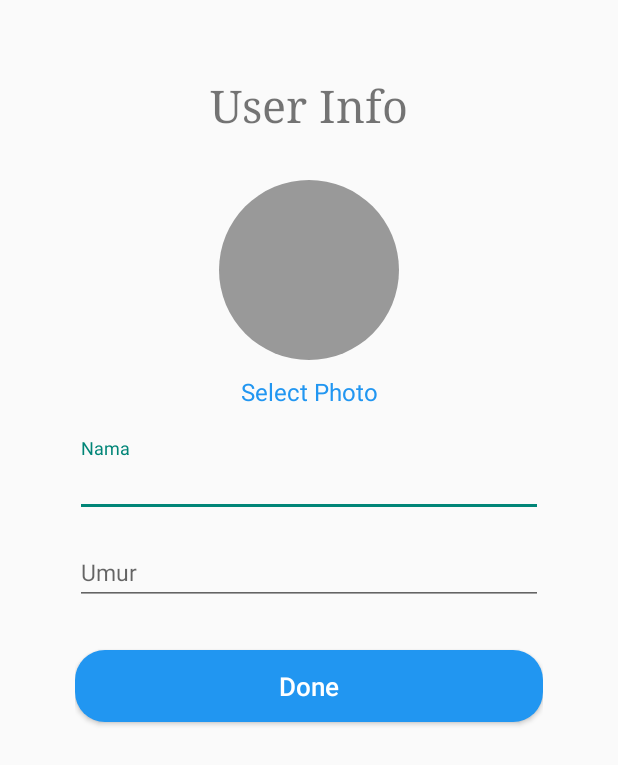
After one commit to Whyu9-9/RemindMe, an Android app: the UserInfoActivity screen opened directly, with no data from a screen before it, on a phone screen of 412 x 824 dp. The commit adds this screen. Shown: the top 765 px of the screen. Run offline under Robolectric (Android 15) with nearby library versions, the phone set to English and light mode, and no system bars; our stand-ins replace CircleImageView, Volley; pictures from the network do not load.

Commit message:
Add User Info Update (minus SQLite)

```diff
--- a/app/build.gradle
+++ b/app/build.gradle
@@ -37,5 +37,6 @@ dependencies {
     androidTestImplementation 'androidx.test.ext:junit:1.1.1'
     androidTestImplementation 'androidx.test.espresso:espresso-core:3.2.0'
     implementation 'com.google.android.material:material:1.1.0'
+    implementation 'de.hdodenhof:circleimageview:3.1.0'
     implementation 'com.android.volley:volley:1.1.1'
 }
--- a/app/src/main/java/com/example/praktikumprogmob/Adapters/ViewPagerAdapter.java
+++ b/app/src/main/java/com/example/praktikumprogmob/Adapters/ViewPagerAdapter.java
@@ -35,9 +35,9 @@ public class ViewPagerAdapter extends PagerAdapter {
     };
 
     private String descs[]={
-            "Sebuah aplikasi pengingatmu untuk meminum obat",
-            "Berbasis aplikasi mobile sehingga mudah digunakan",
-            "Menyimpan data pengobatan yang kamu jalani dang mengingatkanmu",
+            "Sebuah aplikasi pengingat yang bertujuan untuk mengingatkanmu meminum obat",
+            "Berbasis aplikasi mobile android sehingga sangat mudah digunakan dan praktis",
+            "Menyimpan data pengobatan yang kamu jalani dan mengingatkanmu untuk meminum obat",
     };
 
     @Override
--- a/app/src/main/java/com/example/praktikumprogmob/Constant.java
+++ b/app/src/main/java/com/example/praktikumprogmob/Constant.java
@@ -5,4 +5,5 @@ public class Constant {
     public static final String HOME=URL+"api";
     public static final String LOGIN=HOME+"/login";
     public static final String REGISTER=HOME+"/register";
+    public static final String SAVE_USER_INFO=HOME+"/save_user_info";
 }
--- /dev/null
+++ b/app/src/main/java/com/example/praktikumprogmob/UserInfoActivity.java
@@ -0,0 +1,165 @@
+package com.example.praktikumprogmob;
+
+import androidx.annotation.Nullable;
+import androidx.appcompat.app.AppCompatActivity;
+
+import android.app.ProgressDialog;
+import android.content.Context;
+import android.content.Intent;
+import android.content.SharedPreferences;
+import android.graphics.Bitmap;
+import android.net.Uri;
+import android.os.Bundle;
+import android.provider.MediaStore;
+import android.util.Base64;
+import android.widget.Button;
+import android.widget.TextView;
+
+import com.android.volley.AuthFailureError;
+import com.android.volley.Request;
+import com.android.volley.RequestQueue;
+import com.android.volley.toolbox.StringRequest;
+import com.android.volley.toolbox.Volley;
+import com.google.android.material.textfield.TextInputEditText;
+import com.google.android.material.textfield.TextInputLayout;
+
+import org.json.JSONException;
+import org.json.JSONObject;
+
+import java.io.ByteArrayOutputStream;
+import java.io.IOException;
+import java.util.HashMap;
+import java.util.Map;
+
+import de.hdodenhof.circleimageview.CircleImageView;
+
+public class UserInfoActivity extends AppCompatActivity {
+    private TextInputLayout layoutName, layoutAge;
+    private TextInputEditText txtName, txtAge;
+    private TextView txtSelectPhoto;
+    private Button btnContinue;
+    private CircleImageView circleImageView;
+    private static final int GALLERY_ADD_PROFILE = 1;
+    private Bitmap bitmap = null;
+    private SharedPreferences userPref;
+    private ProgressDialog dialog;
+
+    @Override
+    protected void onCreate(Bundle savedInstanceState) {
+        super.onCreate(savedInstanceState);
+        setContentView(R.layout.activity_user_info);
+        init();
+    }
+
+    private void init() {
+        dialog = new ProgressDialog(this);
+        dialog.setCancelable(false);
+        userPref = getApplicationContext().getSharedPreferences("user", Context.MODE_PRIVATE);
+        layoutName = findViewById(R.id.txtLayoutNameUserInfo);
+        layoutAge = findViewById(R.id.txtLayoutAgeUserInfo);
+        txtName = findViewById(R.id.txtNameUserInfo);
+        txtAge = findViewById(R.id.txtAgeUserInfo);
+        txtSelectPhoto = findViewById(R.id.txtSelectPhoto);
+        btnContinue = findViewById(R.id.btnContinue);
+        circleImageView = findViewById(R.id.imgUserInfo);
+
+        txtSelectPhoto.setOnClickListener(view -> {
+            Intent i = new Intent(Intent.ACTION_PICK);
+            i.setType("image/*");
+            startActivityForResult(i,GALLERY_ADD_PROFILE);
+        });
+
+        btnContinue.setOnClickListener(view -> {
+            if(validate()){
+                saveUserInfo();
+            }
+        });
+    }
+
+    @Override
+    protected void onActivityResult(int requestCode, int resultCode, @Nullable Intent data) {
+        super.onActivityResult(requestCode, resultCode, data);
+        if(requestCode==GALLERY_ADD_PROFILE && resultCode==RESULT_OK){
+            Uri imgUri = data.getData();
+            circleImageView.setImageURI(imgUri);
+
+            try {
+                bitmap = MediaStore.Images.Media.getBitmap(getContentResolver(),imgUri);
+            } catch (IOException e) {
+                e.printStackTrace();
+            }
+        }
+    }
+    private boolean validate(){
+        if (txtName.getText().toString().isEmpty()){
+            layoutName.setErrorEnabled(true);
+            layoutName.setError("Nama Tidak Boleh Kosong");
+            return false;
+        }
+
+        if(txtAge.getText().toString().isEmpty()){
+            layoutAge.setErrorEnabled(true);
+            layoutAge.setError("Umur Tidak Boleh Kosong");
+            return false;
+        }
+        return true;
+    }
+
+    private void saveUserInfo(){
+        dialog.setMessage("Menyimpan Data");
+        dialog.show();
+        String name = txtName.getText().toString().trim();
+        String age = txtAge.getText().toString().trim();
+
+        StringRequest request = new StringRequest(Request.Method.POST,Constant.SAVE_USER_INFO,response -> {
+            try {
+                JSONObject object = new JSONObject(response);
+                if(object.getBoolean("success")){
+                    SharedPreferences.Editor editor = userPref.edit();
+                    editor.putString("photo", object.getString("photo"));
+                    editor.apply();
+                    startActivity(new Intent(UserInfoActivity.this, HomeActivity.class));
+                    finish();
+                }
+            } catch (JSONException e) {
+                e.printStackTrace();
+            }
+            dialog.dismiss();
+
+        },error -> {
+            error.printStackTrace();
+            dialog.dismiss();
+        } ){
+            @Override
+            public Map<String, String> getHeaders() throws AuthFailureError {
+                HashMap<String, String> map = new HashMap<>();
+                String token = userPref.getString("token", "");
+                map.put("Authorization","Bearer "+token);
+                return map;
+            }
+
+            @Override
+            protected Map<String, String> getParams() throws AuthFailureError {
+                HashMap<String, String> map = new HashMap<>();
+                map.put("name",name);
+                map.put("age", age);
+                map.put("photo", bitmapToString(bitmap));
+                return map;
+            }
+        };
+        RequestQueue queue = Volley.newRequestQueue(UserInfoActivity.this);
+        queue.add(request);
+    }
+
+    private String bitmapToString(Bitmap bitmap) {
+        if(bitmap!=null){
+            ByteArrayOutputStream byteArrayOutputStream = new ByteArrayOutputStream();
+            bitmap.compress(Bitmap.CompressFormat.JPEG, 100, byteArrayOutputStream);
+            byte [] array = byteArrayOutputStream.toByteArray();
+            return Base64.encodeToString(array, Base64.DEFAULT);
+        }
+
+        return "";
+
+    }
+}
--- a/app/src/main/res/layout/activity_main.xml
+++ b/app/src/main/res/layout/activity_main.xml
@@ -10,7 +10,7 @@
         android:layout_width="match_parent"
         android:layout_height="wrap_content"
         android:text="RemindMe"
-        android:textSize="32dp"
+        android:textSize="32sp"
         android:gravity="center_horizontal"
         android:layout_centerInParent="true"
         android:fontFamily="serif"/>
--- /dev/null
+++ b/app/src/main/res/layout/activity_user_info.xml
@@ -0,0 +1,77 @@
+<?xml version="1.0" encoding="utf-8"?>
+<LinearLayout xmlns:android="http://schemas.android.com/apk/res/android"
+    xmlns:app="http://schemas.android.com/apk/res-auto"
+    xmlns:tools="http://schemas.android.com/tools"
+    android:layout_width="match_parent"
+    android:layout_height="match_parent"
+    android:padding="50dp"
+    android:orientation="vertical"
+    tools:context=".UserInfoActivity">
+<TextView
+    android:layout_width="match_parent"
+    android:layout_height="wrap_content"
+    android:textSize="30sp"
+    android:layout_marginBottom="30dp"
+    android:fontFamily="serif"
+    android:gravity="center_horizontal"
+    android:text="User Info"/>
+
+    <de.hdodenhof.circleimageview.CircleImageView
+        android:layout_width="120dp"
+        android:layout_height="120dp"
+        android:layout_gravity="center_horizontal"
+        android:id="@+id/imgUserInfo"
+        android:src="@color/colorLightGrey"
+        android:layout_marginBottom="10dp"/>
+    <TextView
+        android:layout_width="match_parent"
+        android:layout_height="wrap_content"
+        android:text="Select Photo"
+        android:textColor="@color/colorPrimary"
+        android:gravity="center_horizontal"
+        android:textSize="16sp"
+        android:id="@+id/txtSelectPhoto"
+        android:layout_marginBottom="20dp"/>
+    <com.google.android.material.textfield.TextInputLayout
+        android:layout_width="match_parent"
+        android:layout_height="wrap_content"
+        android:layout_marginBottom="6dp"
+        android:id="@+id/txtLayoutNameUserInfo">
+
+        <com.google.android.material.textfield.TextInputEditText
+            android:layout_width="match_parent"
+            android:id="@+id/txtNameUserInfo"
+            android:hint="Nama"
+            android:inputType="text"
+            android:textSize="15dp"
+            android:layout_height="wrap_content">
+        </com.google.android.material.textfield.TextInputEditText>
+
+    </com.google.android.material.textfield.TextInputLayout>
+    <com.google.android.material.textfield.TextInputLayout
+        android:layout_width="match_parent"
+        android:layout_height="wrap_content"
+        android:layout_marginBottom="30dp"
+        android:id="@+id/txtLayoutAgeUserInfo">
+
+        <com.google.android.material.textfield.TextInputEditText
+            android:layout_width="match_parent"
+            android:id="@+id/txtAgeUserInfo"
+            android:hint="Umur"
+            android:inputType="text"
+            android:textSize="15dp"
+            android:layout_height="wrap_content">
+        </com.google.android.material.textfield.TextInputEditText>
+
+    </com.google.android.material.textfield.TextInputLayout>
+    <Button
+        android:layout_width="match_parent"
+        android:layout_height="wrap_content"
+        android:text="Done"
+        android:id="@+id/btnContinue"
+        android:background="@drawable/btn_round"
+        android:textColor="@color/white"
+        android:textSize="17dp"
+        android:layout_marginBottom="70dp"
+        android:textAllCaps="false"/>
+</LinearLayout>
--- a/app/src/main/res/layout/layout_sign_in.xml
+++ b/app/src/main/res/layout/layout_sign_in.xml
@@ -5,6 +5,7 @@
     android:layout_width="match_parent"
     android:paddingLeft="50dp"
     android:paddingRight="50dp"
+    android:paddingTop="70dp"
     android:layout_height="match_parent">
     <TextView
         android:layout_width="match_parent"
--- a/app/src/main/res/layout/layout_sign_up.xml
+++ b/app/src/main/res/layout/layout_sign_up.xml
@@ -5,6 +5,7 @@
     android:layout_width="match_parent"
     android:paddingLeft="50dp"
     android:paddingRight="50dp"
+    android:paddingTop="60dp"
     android:layout_height="match_parent">
     <TextView
         android:layout_width="match_parent"
--- a/app/src/main/res/values/strings.xml
+++ b/app/src/main/res/values/strings.xml
@@ -1,3 +1,3 @@
 <resources>
-    <string name="app_name">Praktikum Progmob</string>
+    <string name="app_name">RemindMe</string>
 </resources>
--- a/app/src/main/res/values/themes.xml
+++ b/app/src/main/res/values/themes.xml
@@ -1,16 +1,9 @@
 <resources xmlns:tools="http://schemas.android.com/tools">
     <!-- Base application theme. -->
-    <style name="Theme.PraktikumProgmob" parent="Theme.MaterialComponents.DayNight.DarkActionBar">
+    <style name="AppTheme" parent="Theme.AppCompat.Light.NoActionBar">
         <!-- Primary brand color. -->
         <item name="colorPrimary">@color/purple_500</item>
         <item name="colorPrimaryVariant">@color/purple_700</item>
         <item name="colorOnPrimary">@color/white</item>
-        <!-- Secondary brand color. -->
-        <item name="colorSecondary">@color/teal_200</item>
-        <item name="colorSecondaryVariant">@color/teal_700</item>
-        <item name="colorOnSecondary">@color/black</item>
-        <!-- Status bar color. -->
-        <item name="android:statusBarColor" tools:targetApi="l">?attr/colorPrimaryVariant</item>
-        <!-- Customize your theme here. -->
     </style>
 </resources>
```
Also changed, not shown: app/src/main/AndroidManifest.xml (+8 -4 lines), app/src/main/java/com/example/praktikumprogmob/Fragments/SignInFragment.java (+8 -2 lines), app/src/main/java/com/example/praktikumprogmob/Fragments/SignUpFragment.java (+10 -3 lines), app/src/main/java/com/example/praktikumprogmob/HomeActivity.java (added, +14 -0 lines), app/src/main/java/com/example/praktikumprogmob/MainActivity.java (+9 -1 lines), app/src/main/res/layout/activity_home.xml (added, +9 -0 lines).
